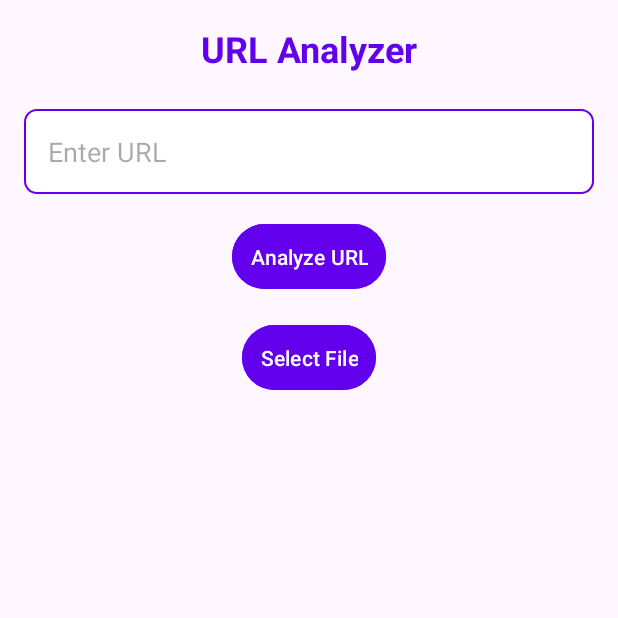
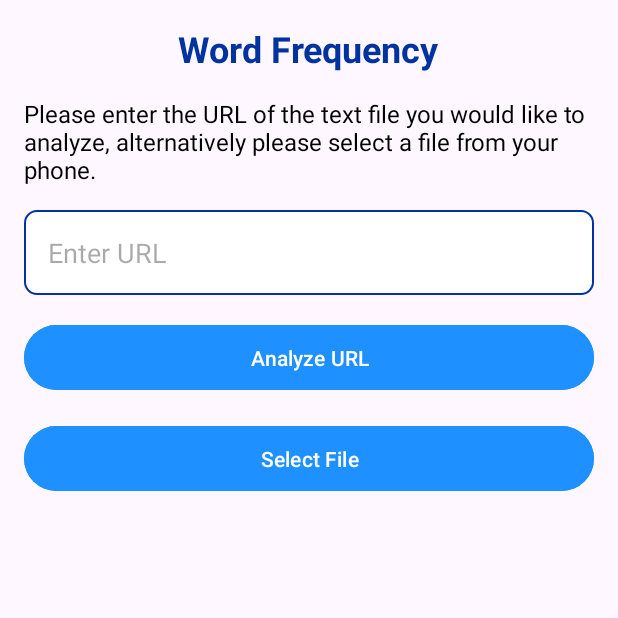
Before and after one commit to TlhogiManye/War-Peace, an Android app: the screen it shows after launch (MainActivity), on a phone screen of 412 x 824 dp, the top half of it. Run offline under Robolectric (Android 15) with nearby library versions, the phone set to English and light mode, and no system bars.

Commit message:
Slightly improved UI

```diff
--- a/app/src/main/res/layout/activity_main.xml
+++ b/app/src/main/res/layout/activity_main.xml
@@ -11,49 +11,60 @@
         android:id="@+id/titleText"
         android:layout_width="wrap_content"
         android:layout_height="wrap_content"
-        android:text="URL Analyzer"
+        android:text="@string/title_text"
         android:textSize="24sp"
         android:textColor="@color/primaryColor"
         android:layout_centerHorizontal="true"
-        android:layout_marginBottom="24dp"
+        android:layout_marginBottom="8dp"
         android:layout_alignParentTop="true"
         android:textStyle="bold" />
+
+    <!-- Description TextView -->
+    <TextView
+        android:id="@+id/descriptionText"
+        android:layout_width="wrap_content"
+        android:layout_height="wrap_content"
+        android:text="@string/description_text"
+        android:textSize="16sp"
+        android:textColor="@color/textColor"
+        android:layout_below="@id/titleText"
+        android:layout_marginBottom="16dp"
+        android:layout_marginTop="8dp"
+        android:layout_centerHorizontal="true" />
 
     <!-- URL Input Field -->
     <EditText
         android:id="@+id/urlInput"
         android:layout_width="match_parent"
         android:layout_height="wrap_content"
-        android:hint="Enter URL"
+        android:hint="@string/url_hint"
         android:inputType="textUri"
         android:background="@drawable/edit_text_background"
         android:padding="16dp"
-        android:layout_below="@id/titleText"
+        android:layout_below="@id/descriptionText"
         android:layout_marginBottom="16dp" />
 
     <!-- Analyze URL Button -->
     <Button
         android:id="@+id/urlAnalyzeButton"
-        android:layout_width="wrap_content"
+        android:layout_width="match_parent"
         android:layout_height="wrap_content"
-        android:text="Analyze URL"
-        android:backgroundTint="@color/primaryColor"
+        android:text="@string/analyze_url_button"
+        android:backgroundTint="@color/secondaryColor"
         android:textColor="@android:color/white"
         android:layout_below="@id/urlInput"
-        android:layout_centerHorizontal="true"
         android:layout_marginBottom="16dp"
         android:padding="12dp" />
 
     <!-- Select File Button -->
     <Button
         android:id="@+id/analyzeButton"
-        android:layout_width="wrap_content"
+        android:layout_width="match_parent"
         android:layout_height="wrap_content"
-        android:text="Select File"
-        android:backgroundTint="@color/primaryColor"
+        android:text="@string/select_file_button"
+        android:backgroundTint="@color/secondaryColor"
         android:textColor="@android:color/white"
         android:layout_below="@id/urlAnalyzeButton"
-        android:layout_centerHorizontal="true"
         android:layout_marginBottom="16dp"
         android:padding="12dp" />
 
--- a/app/src/main/res/values/colors.xml
+++ b/app/src/main/res/values/colors.xml
@@ -1,6 +1,16 @@
 <resources>
-    <color name="primaryColor">#6200EE</color> <!-- Purple -->
-    <color name="secondaryColor">#03DAC6</color> <!-- Teal -->
+    <!-- Primary Color -->
+    <color name="primaryColor">#0033A0</color> <!-- Dark Blue -->
+
+    <!-- Accent Color -->
+    <color name="accentColor">#00BFFF</color> <!-- Deep Sky Blue -->
+
+    <!-- Background Color -->
     <color name="backgroundColor">#FFFFFF</color> <!-- White -->
+
+    <!-- Text Color -->
     <color name="textColor">#000000</color> <!-- Black -->
+
+    <!-- Secondary Color -->
+    <color name="secondaryColor">#1E90FF</color> <!-- Dodger Blue -->
 </resources>
--- a/app/src/main/res/values/strings.xml
+++ b/app/src/main/res/values/strings.xml
@@ -1,3 +1,16 @@
 <resources>
     <string name="app_name">war-peace</string>
+    <!-- Title Text -->
+    <string name="title_text">Word Frequency</string>
+
+    <!-- URL Input Hint -->
+    <string name="url_hint">Enter URL</string>
+
+    <!-- Analyze URL Button -->
+    <string name="analyze_url_button">Analyze URL</string>
+
+    <!-- Select File Button -->
+    <string name="select_file_button">Select File</string>
+
+    <string name="description_text">Please enter the URL of the text file you would like to analyze, alternatively please select a file from your phone.</string>
 </resources>
--- /dev/null
+++ b/app/src/main/res/values/styles.xml
@@ -0,0 +1,9 @@
+<resources>
+    <!-- Base application theme -->
+    <style name="AppTheme" parent="Theme.AppCompat.Light.NoActionBar">
+        <!-- Customize your theme here -->
+        <item name="colorPrimary">@color/primaryColor</item> <!-- Set the primary color -->
+        <item name="colorPrimaryDark">@color/primaryColor</item> <!-- Set the color for the status bar -->
+        <item name="colorAccent">@color/accentColor</item> <!-- Set the accent color -->
+    </style>
+</resources>
```
